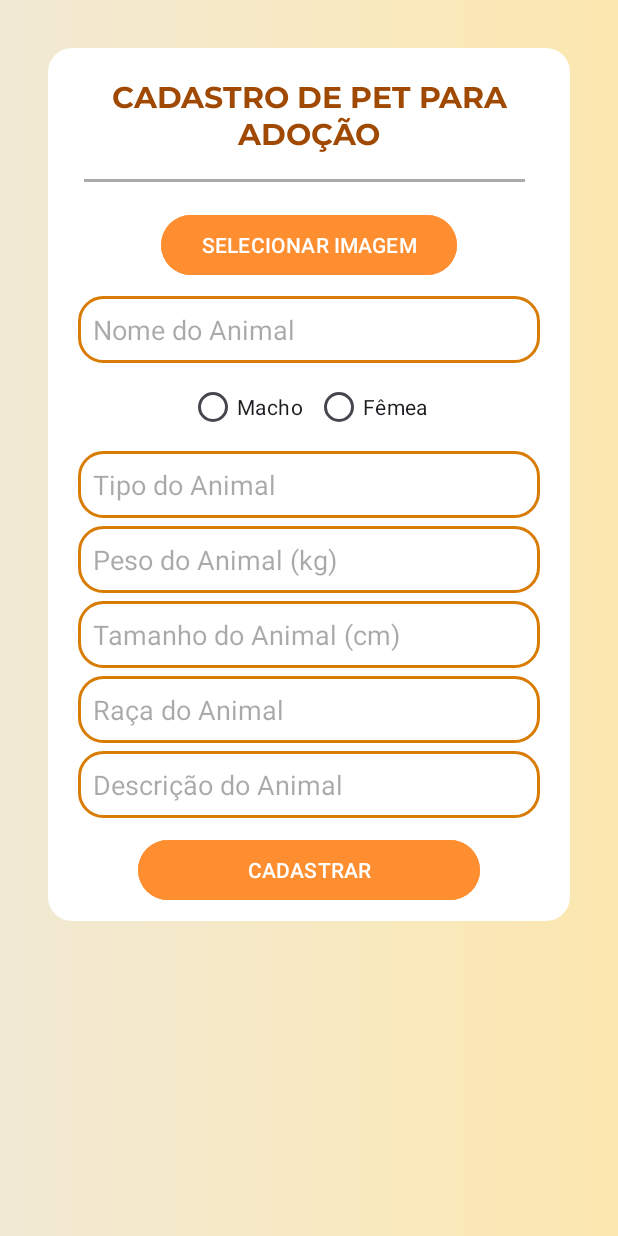
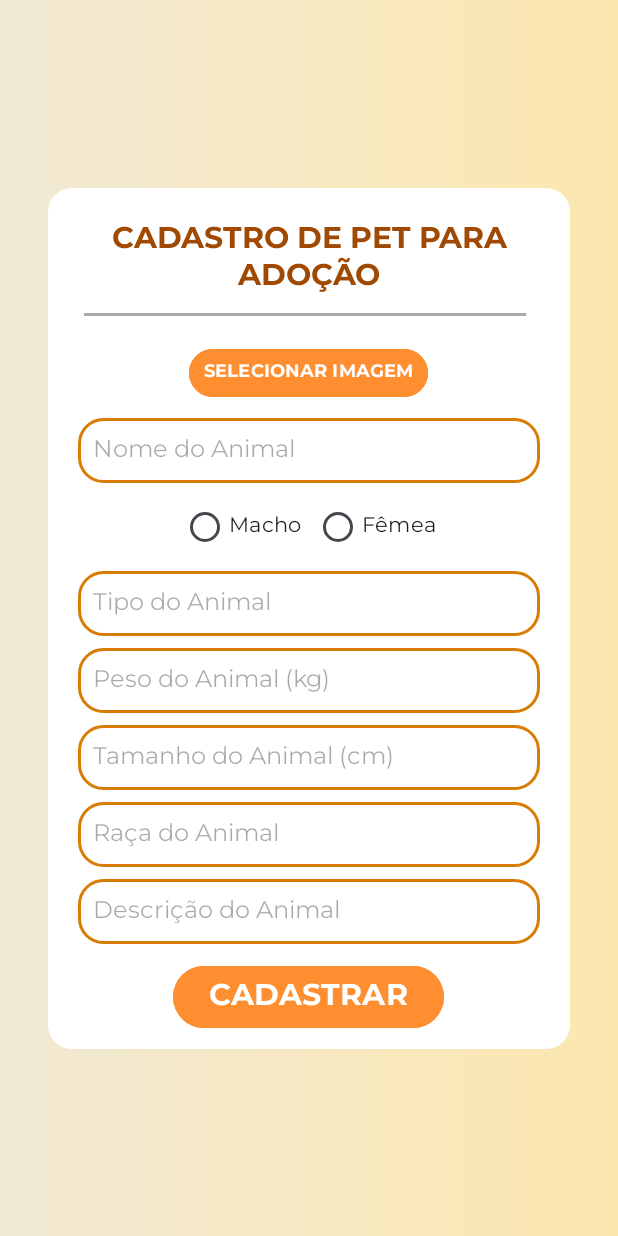
Before and after one commit to StephanyLahass/Miaujuda, an Android app: the CadastrarPetActivity screen opened directly, with no data from a screen before it, on a phone screen of 412 x 824 dp. Run offline under Robolectric (Android 15) with nearby library versions, the phone set to English and light mode, and no system bars.

```diff
--- a/app/src/main/res/layout/activity_cadastrar_pet.xml
+++ b/app/src/main/res/layout/activity_cadastrar_pet.xml
@@ -10,7 +10,7 @@
 
     <ScrollView
         android:layout_width="0dp"
-        android:layout_height="0dp"
+        android:layout_height="wrap_content"
         android:layout_marginStart="32dp"
         android:layout_marginTop="32dp"
         android:layout_marginEnd="32dp"
@@ -43,18 +43,19 @@
 
             <View
                 android:id="@+id/view2"
-                android:layout_width="294dp"
+                android:layout_width="match_parent"
                 android:layout_height="2dp"
                 android:layout_marginStart="24dp"
-                android:layout_marginTop="8dp"
+                android:layout_marginTop="4dp"
+                android:layout_marginEnd="29dp"
                 android:layout_marginBottom="8dp"
-                android:layout_marginEnd="29dp"
                 android:background="#6A333333" />
 
             <ImageView
                 android:id="@+id/imageView3"
-                android:layout_width="match_parent"
+                android:layout_width="wrap_content"
                 android:layout_height="wrap_content"
+                android:layout_gravity="center"
                 android:layout_marginLeft="60dp"
                 android:layout_marginRight="60dp"
                 android:layout_marginBottom="10dp"
@@ -62,13 +63,21 @@
 
             <Button
                 android:id="@+id/btnSimg_cadAnAd"
-                android:layout_width="match_parent"
-                android:layout_height="wrap_content"
-                android:layout_marginLeft="75dp"
-                android:layout_marginRight="75dp"
+                android:layout_width="wrap_content"
+                android:layout_height="40dp"
+                android:layout_gravity="center"
+                android:layout_marginLeft="80dp"
+                android:layout_marginRight="80dp"
                 android:layout_marginBottom="10dp"
                 android:backgroundTint="#ff8e30"
-                android:text="SELECIONAR IMAGEM" />
+                android:fontFamily="@font/montserrat_bold"
+                android:gravity="center"
+                android:paddingLeft="10dp"
+                android:paddingTop="3dp"
+                android:paddingRight="10dp"
+                android:paddingBottom="3dp"
+                android:text="SELECIONAR IMAGEM"
+                android:textSize="12sp" />
 
             <EditText
                 android:id="@+id/etNome_cadAnAd"
@@ -78,8 +87,10 @@
                 android:layout_marginRight="20dp"
                 android:background="@drawable/bg_edit_text"
                 android:ems="10"
+                android:fontFamily="@font/montserrat"
                 android:hint="Nome do Animal"
-                android:inputType="text" />
+                android:inputType="text"
+                android:textSize="16sp" />
 
             <RadioGroup
                 android:layout_width="match_parent"
@@ -96,12 +107,14 @@
                     android:layout_width="wrap_content"
                     android:layout_height="wrap_content"
                     android:layout_marginRight="8dp"
+                    android:fontFamily="@font/montserrat"
                     android:text="Macho" />
 
                 <RadioButton
                     android:id="@+id/rbF_cadAnAd"
                     android:layout_width="wrap_content"
                     android:layout_height="wrap_content"
+                    android:fontFamily="@font/montserrat"
                     android:text="Fêmea" />
 
             </RadioGroup>
@@ -112,11 +125,13 @@
                 android:layout_height="wrap_content"
                 android:layout_marginLeft="20dp"
                 android:layout_marginRight="20dp"
-                android:layout_marginBottom="5dp"
+                android:layout_marginBottom="8dp"
                 android:background="@drawable/bg_edit_text"
                 android:ems="10"
+                android:fontFamily="@font/montserrat"
                 android:hint="Tipo do Animal"
-                android:inputType="text" />
+                android:inputType="text"
+                android:textSize="16sp" />
 
             <EditText
                 android:id="@+id/etP_cadAdAn"
@@ -124,11 +139,13 @@
                 android:layout_height="wrap_content"
                 android:layout_marginLeft="20dp"
                 android:layout_marginRight="20dp"
-                android:layout_marginBottom="5dp"
+                android:layout_marginBottom="8dp"
                 android:background="@drawable/bg_edit_text"
                 android:ems="10"
+                android:fontFamily="@font/montserrat"
                 android:hint="Peso do Animal (kg)"
-                android:inputType="numberDecimal" />
+                android:inputType="numberDecimal"
+                android:textSize="16sp" />
 
             <EditText
                 android:id="@+id/etTam_cadAnAd"
@@ -136,11 +153,13 @@
                 android:layout_height="wrap_content"
                 android:layout_marginLeft="20dp"
                 android:layout_marginRight="20dp"
-                android:layout_marginBottom="5dp"
+                android:layout_marginBottom="8dp"
                 android:background="@drawable/bg_edit_text"
                 android:ems="10"
+                android:fontFamily="@font/montserrat"
                 android:hint="Tamanho do Animal (cm)"
-                android:inputType="number" />
+                android:inputType="number"
+                android:textSize="16sp" />
 
             <EditText
                 android:id="@+id/etRaca_cadAnAd"
@@ -148,11 +167,13 @@
                 android:layout_height="wrap_content"
                 android:layout_marginLeft="20dp"
                 android:layout_marginRight="20dp"
-                android:layout_marginBottom="5dp"
+                android:layout_marginBottom="8dp"
                 android:background="@drawable/bg_edit_text"
                 android:ems="10"
+                android:fontFamily="@font/montserrat"
                 android:hint="Raça do Animal"
-                android:inputType="text" />
+                android:inputType="text"
+                android:textSize="16sp" />
 
             <EditText
                 android:id="@+id/etDesc_cadAnAd"
@@ -163,20 +184,25 @@
                 android:layout_marginBottom="5dp"
                 android:background="@drawable/bg_edit_text"
                 android:ems="10"
+                android:fontFamily="@font/montserrat"
                 android:gravity="start|top"
                 android:hint="Descrição do Animal"
-                android:inputType="textMultiLine" />
+                android:inputType="textMultiLine"
+                android:textSize="16sp" />
 
             <Button
                 android:id="@+id/btn_cadAnAd"
-                android:layout_width="match_parent"
+                android:layout_width="wrap_content"
                 android:layout_height="wrap_content"
+                android:layout_gravity="center"
                 android:layout_marginLeft="60dp"
                 android:layout_marginTop="5dp"
                 android:layout_marginRight="60dp"
                 android:layout_marginBottom="10dp"
                 android:backgroundTint="#ff8e30"
-                android:text="CADASTRAR" />
+                android:fontFamily="@font/montserrat_bold"
+                android:text="CADASTRAR"
+                android:textSize="20sp" />
 
         </LinearLayout>
     </ScrollView>
--- a/app/src/main/res/layout/pet_item.xml
+++ b/app/src/main/res/layout/pet_item.xml
@@ -26,6 +26,7 @@
         android:fontFamily="@font/montserrat_bold"
         android:text="NOME DO ANIMAL"
         android:textAlignment="center"
+        android:textColor="#9f4903"
         android:textSize="20sp"
         android:textStyle="bold"
         app:layout_constraintEnd_toEndOf="parent"
```
Also changed, not shown: app/src/main/res/layout/fragment_favoritos.xml (+7 -2 lines), app/src/main/res/layout/fragment_home.xml (+6 -2 lines), app/src/main/res/layout/fragment_meus_pets.xml (+7 -7 lines), app/src/main/res/layout/fragment_perdidos.xml (+8 -6 lines).
